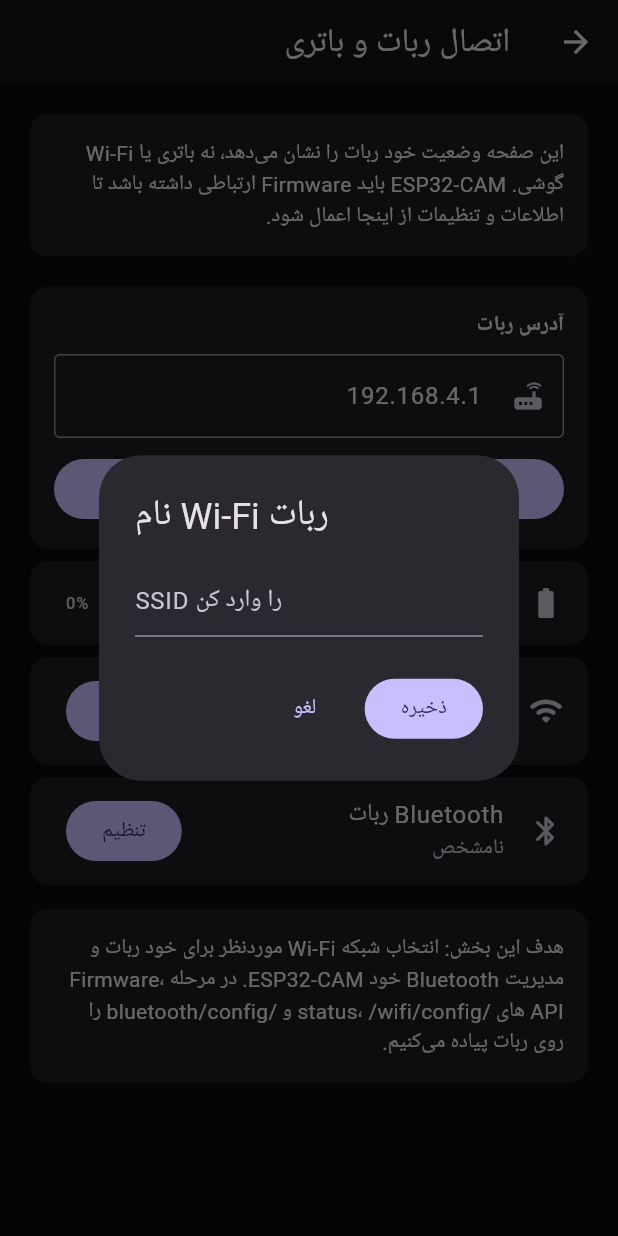
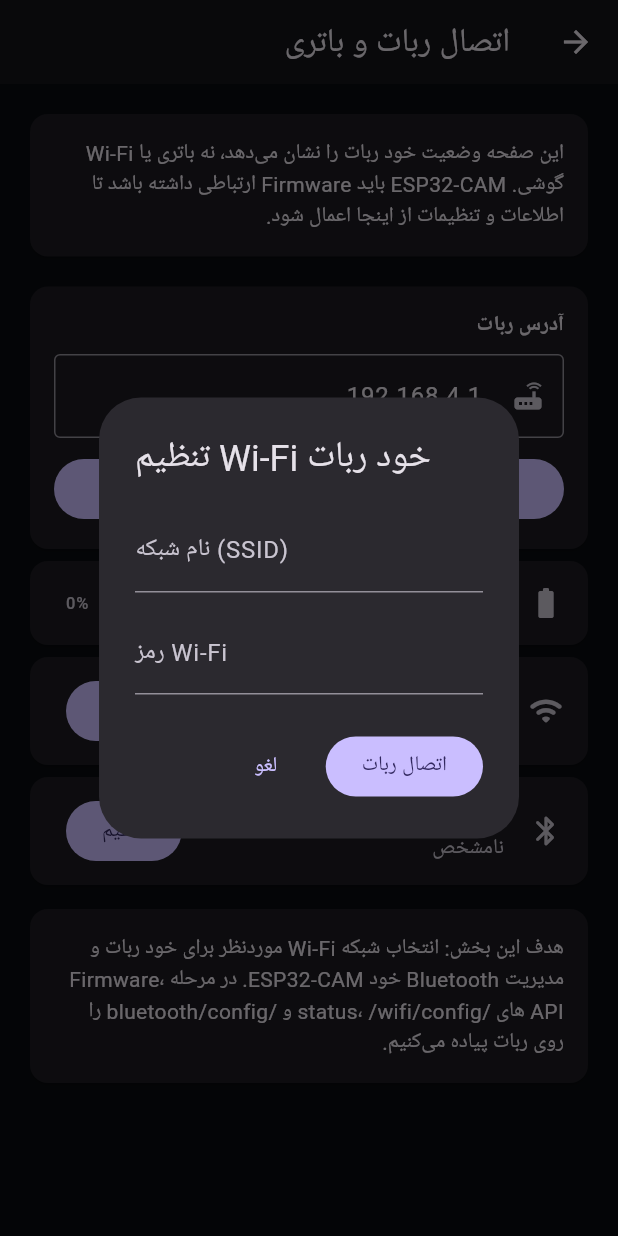
Before and after one commit to parham112289/robot_ak1_gamer, a Flutter app: the ConnectivityPage screen opened directly, after a tap on "تنظیم", on a phone screen of 412 x 824 dp. Run offline on Flutter 3.47's test engine with Material 3 defaults, Android fonts, the phone set to English and light mode, and no system bars; our stand-ins replace battery_plus, camera, connectivity_plus, speech_to_text, webview_flutter; missing offline and left inert: android_intent_plus.

Commit message:
AK1_finish

```diff
--- a/lib/main.dart
+++ b/lib/main.dart
@@ -406,15 +406,63 @@ class _ConnectivityPageState extends State<ConnectivityPage> {
   }
 
   Future<void> _configureWifi() async {
-    final ssid = await _textDialog('نام Wi-Fi ربات', 'SSID را وارد کن');
-    if (ssid == null || ssid.trim().isEmpty) return;
-    final password = await _textDialog('رمز Wi-Fi', 'رمز شبکه را وارد کن', obscure: true);
-    if (password == null) return;
-    await _postRobot('/wifi/config', {'ssid': ssid.trim(), 'password': password});
-  }
-
-  Future<void> _toggleRobotBluetooth() async {
-    await _postRobot('/bluetooth/config', {'enabled': true});
+    final result = await _wifiDialog();
+    if (result == null) return;
+    await _postRobot('/wifi/config', result);
+  }
+
+  Future<void> _configureBluetooth() async {
+    final result = await _bluetoothDialog();
+    if (result == null) return;
+    await _postRobot('/bluetooth/config', result);
+  }
+
+  Future<Map<String, dynamic>?> _wifiDialog() async {
+    final ssidController = TextEditingController();
+    final passwordController = TextEditingController();
+    return showDialog<Map<String, dynamic>>(
+      context: context,
+      builder: (_) => AlertDialog(
+        title: const Text('تنظیم Wi-Fi خود ربات'),
+        content: Column(mainAxisSize: MainAxisSize.min, children: [
+          TextField(controller: ssidController, decoration: const InputDecoration(labelText: 'نام شبکه (SSID)', hintText: 'Wi-Fi خانه')),
+          const SizedBox(height: 12),
+          TextField(controller: passwordController, obscureText: true, decoration: const InputDecoration(labelText: 'رمز Wi-Fi')),
+        ]),
+        actions: [
+          TextButton(onPressed: () => Navigator.pop(context), child: const Text('لغو')),
+          FilledButton(onPressed: () {
+            final ssid = ssidController.text.trim();
+            if (ssid.isEmpty) return;
+            Navigator.pop(context, {'ssid': ssid, 'password': passwordController.text});
+          }, child: const Text('اتصال ربات')),
+        ],
+      ),
+    );
+  }
+
+  Future<Map<String, dynamic>?> _bluetoothDialog() async {
+    bool enabled = _robotBluetooth.toLowerCase().contains('on') || _robotBluetooth.contains('فعال');
+    final nameController = TextEditingController(text: 'AK-1');
+    return showDialog<Map<String, dynamic>>(
+      context: context,
+      builder: (dialogContext) => StatefulBuilder(
+        builder: (context, setDialogState) => AlertDialog(
+          title: const Text('Bluetooth خود ربات'),
+          content: Column(mainAxisSize: MainAxisSize.min, children: [
+            SwitchListTile(contentPadding: EdgeInsets.zero, title: const Text('Bluetooth روشن باشد'), value: enabled, onChanged: (v) => setDialogState(() => enabled = v)),
+            const SizedBox(height: 8),
+            TextField(controller: nameController, decoration: const InputDecoration(labelText: 'نام Bluetooth', hintText: 'AK-1')),
+            const SizedBox(height: 8),
+            const Text('این تنظیم برای Bluetooth خود ESP32-CAM است، نه Bluetooth گوشی.', style: TextStyle(fontSize: 12, color: Colors.white60)),
+          ]),
+          actions: [
+            TextButton(onPressed: () => Navigator.pop(dialogContext), child: const Text('لغو')),
+            FilledButton(onPressed: () => Navigator.pop(dialogContext, {'enabled': enabled, 'name': nameController.text.trim().isEmpty ? 'AK-1' : nameController.text.trim()}), child: const Text('ذخیره')),
+          ],
+        ),
+      ),
+    );
   }
 
   Future<void> _postRobot(String path, Map<String, dynamic> payload) async {
@@ -483,7 +531,7 @@ class _ConnectivityPageState extends State<ConnectivityPage> {
             ]))),
             Card(child: ListTile(leading: const Icon(Icons.battery_full_rounded), title: const Text('باتری ربات'), trailing: Text('$_robotBattery%'))),
             Card(child: ListTile(leading: const Icon(Icons.wifi_rounded), title: const Text('Wi-Fi ربات'), subtitle: Text(_robotWifi), trailing: FilledButton(onPressed: _configureWifi, child: const Text('تنظیم')))),
-            Card(child: ListTile(leading: const Icon(Icons.bluetooth_rounded), title: const Text('Bluetooth ربات'), subtitle: Text(_robotBluetooth), trailing: FilledButton(onPressed: _toggleRobotBluetooth, child: const Text('تنظیم')))),
+            Card(child: ListTile(leading: const Icon(Icons.bluetooth_rounded), title: const Text('Bluetooth ربات'), subtitle: Text(_robotBluetooth), trailing: FilledButton(onPressed: _configureBluetooth, child: const Text('تنظیم')))),
             const SizedBox(height: 8),
             const Card(child: Padding(padding: EdgeInsets.all(16), child: Text('هدف این بخش: انتخاب شبکه Wi-Fi موردنظر برای خود ربات و مدیریت Bluetooth خود ESP32-CAM. در مرحله Firmware، API های /status، /wifi/config و /bluetooth/config را روی ربات پیاده می‌کنیم.'))),
           ],
```
Also changed, not shown: 1 other file.
